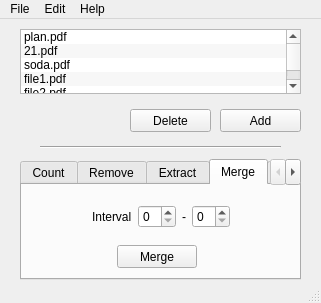
Before: the Qt Designer form resources/frames/anotherGUI.ui in Peyala/PDFTool, drawn with Qt 5.
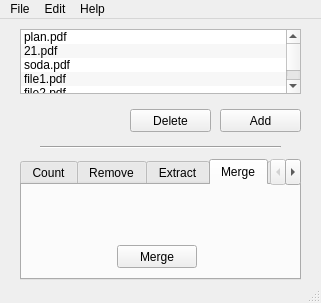
After: the same form once the commit is applied. The open tabs and pages were chosen to show the change. Icons and pictures are not drawn.

Commit message: Fixed tabwidget name

```diff
--- a/resources/frames/anotherGUI.ui
+++ b/resources/frames/anotherGUI.ui
@@ -235,42 +235,6 @@
        <string>Merge</string>
       </property>
      </widget>
-     <widget class="QWidget" name="layoutWidget">
-      <property name="geometry">
-       <rect>
-        <x>70</x>
-        <y>20</y>
-        <width>138</width>
-        <height>24</height>
-       </rect>
-      </property>
-      <layout class="QHBoxLayout" name="horizontalLayout_5">
-       <item>
-        <widget class="QLabel" name="label_8">
-         <property name="text">
-          <string>Interval</string>
-         </property>
-        </widget>
-       </item>
-       <item>
-        <layout class="QHBoxLayout" name="horizontalLayout_6">
-         <item>
-          <widget class="QSpinBox" name="spinBox_7"/>
-         </item>
-         <item>
-          <widget class="QLabel" name="label_9">
-           <property name="text">
-            <string>-</string>
-           </property>
-          </widget>
-         </item>
-         <item>
-          <widget class="QSpinBox" name="spinBox_8"/>
-         </item>
-        </layout>
-       </item>
-      </layout>
-     </widget>
     </widget>
     <widget class="QWidget" name="tab_5">
      <attribute name="title">
```
Left out of the diff: 42 changed lines with no effect on the pictures.
